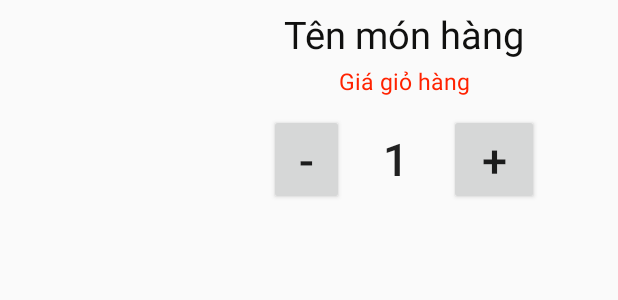
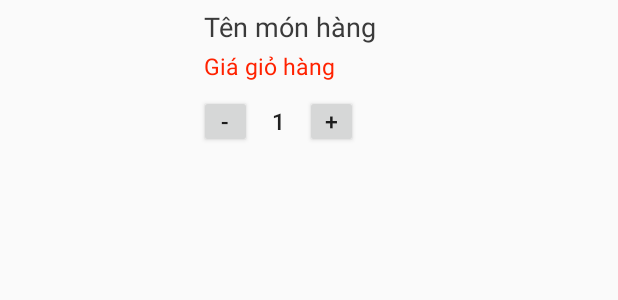
Before and after one commit to 5MPRO/bookShop, an Android app: the layout dong_giohang.xml on its own in the app's theme, with its tools: preview values and no code run, on a phone screen of 412 x 824 dp. Shown: the top 300 px of the screen. Run offline under Robolectric (Android 15) with nearby library versions, the phone set to English and light mode, and no system bars.

Commit message:
edit donggiohang

```diff
--- a/ShopBanSach2/app/src/main/java/com/example/shopbansach/util/Server.java
+++ b/ShopBanSach2/app/src/main/java/com/example/shopbansach/util/Server.java
@@ -1,7 +1,7 @@
 package com.example.shopbansach.util;
 
 public class Server {
-    public static String localhost="192.168.1.109";
+    public static String localhost="192.168.43.60";
     public static String Duongdanloaisp = "http://" + localhost + "/BanSach/getloaisanpham.php";
     public static String Duongdansanphammoinhat = "http://" + localhost + "/BanSach/getsanphammoinhat.php";
     public static String Duongdansanphamgiamgia = "http://" + localhost + "/BanSach/getsanphamgiamgia.php";
--- a/ShopBanSach2/app/src/main/res/layout/dong_giohang.xml
+++ b/ShopBanSach2/app/src/main/res/layout/dong_giohang.xml
@@ -2,7 +2,7 @@
 <LinearLayout android:orientation="horizontal"
     xmlns:android="http://schemas.android.com/apk/res/android"
     android:layout_width="match_parent"
-    android:layout_height="match_parent"
+    android:layout_height="wrap_content"
     android:weightSum="10">
     <LinearLayout
         android:gravity="center"
@@ -18,20 +18,22 @@
             android:layout_height="100dp"/>
     </LinearLayout>
     <LinearLayout
-        android:gravity="center"
+
         android:orientation="vertical"
         android:layout_margin="5dp"
         android:layout_weight="7"
         android:layout_width="0dp"
-        android:layout_height="wrap_content">
+        android:layout_height="105dp">
         <TextView
+            android:layout_marginLeft="3dp"
             android:text="Tên món hàng"
-            android:textColor="#10100f"
+            android:textColor="#3A3A3A"
             android:id="@+id/textviewtengiohang"
-            android:textSize="25sp"
+            android:textSize="18sp"
             android:layout_width="wrap_content"
             android:layout_height="wrap_content"/>
         <TextView
+            android:layout_marginLeft="3dp"
             android:layout_margin="3dp"
             android:text="Giá giỏ hàng"
             android:textSize="15sp"
@@ -40,35 +42,37 @@
             android:layout_width="wrap_content"
             android:layout_height="wrap_content"/>
         <LinearLayout
-            android:gravity="center"
+            android:layout_marginTop="5dp"
+
             android:layout_width="match_parent"
-            android:layout_height="wrap_content"
+            android:layout_height="match_parent"
             android:orientation="horizontal">
             <Button
                 android:focusable="false"
                 android:text="-"
+                android:padding="0dp"
                 android:id="@+id/buttonminus"
-                android:layout_marginTop="5dp"
-                android:textSize="30sp"
-                android:layout_width="50dp"
-                android:layout_height="wrap_content"/>
+                android:textSize="15sp"
+                android:layout_width="35dp"
+                android:layout_height="35dp"
+                />
             <Button
                 android:background="@null"
                 android:focusable="false"
                 android:text="1"
                 android:id="@+id/buttonvalues"
-                android:layout_marginTop="5dp"
-                android:textSize="30sp"
-                android:layout_width="70dp"
-                android:layout_height="wrap_content"/>
+
+                android:textSize="15sp"
+                android:layout_width="35dp"
+                android:layout_height="35dp"/>
             <Button
                 android:focusable="false"
                 android:text="+"
                 android:id="@+id/buttonplus"
-                android:layout_marginTop="5dp"
-                android:textSize="30sp"
-                android:layout_width="60dp"
-                android:layout_height="wrap_content"/>
+                android:padding="0dp"
+                android:textSize="15sp"
+                android:layout_width="35dp"
+                android:layout_height="35dp"/>
         </LinearLayout>
     </LinearLayout>
 </LinearLayout>
```
